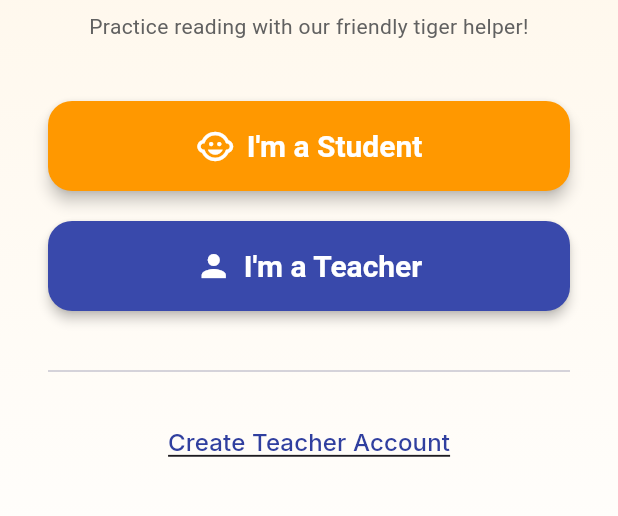
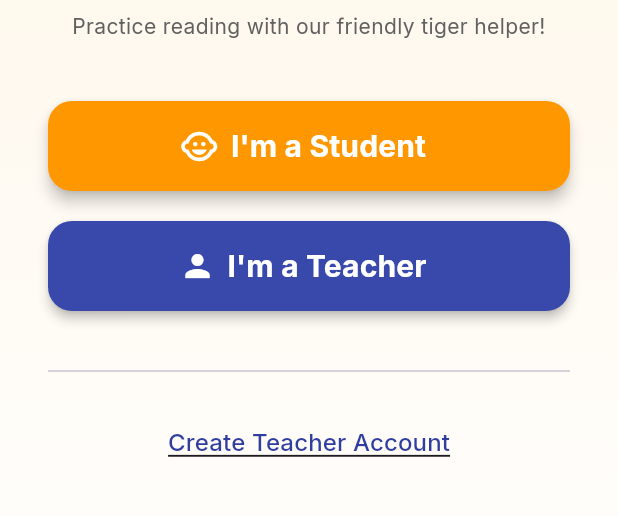
Before and after one commit to Jaredburne47/4150ReadRight, a Flutter app: the screen it shows after launch, on a phone screen of 412 x 824 dp, the part 535-1051 px from its top. Run offline on Flutter 3.47's test engine with Material 3 defaults, Android fonts, the phone set to English and light mode, and no system bars; our stand-ins replace cloud_firestore, csv, firebase_auth, firebase_core, flutter_dotenv, flutter_svg and 5 more; missing offline and left inert: file_selector, flutter_sound, record; accounts and stored records are empty.

Commit message:
Add files via upload

```diff
--- a/readright_app/lib/main.dart
+++ b/readright_app/lib/main.dart
@@ -9,26 +9,25 @@
 import 'models/enums.dart';
 import 'services/auth_service.dart';
 import 'services/accessibility_service.dart';
+import 'services/student_session_service.dart';
 
 // Screens
 import 'screens/login_screen.dart';
 import 'screens/student_home.dart';
+import 'screens/student_selection_screen.dart';
 import 'screens/teacher_dashboard_screen.dart';
 
 void main() async {
   WidgetsFlutterBinding.ensureInitialized();
   await dotenv.load(fileName: ".env");
 
-  // Initialize Firebase first
   await Firebase.initializeApp(
     options: DefaultFirebaseOptions.currentPlatform,
   );
 
-  // Initialize AuthService (restores session & role)
   final auth = AuthService();
   await auth.init();
 
-  // Accessibility service (default)
   final accessibility = AccessibilityService();
 
   runApp(
@@ -50,7 +49,9 @@
     final auth = context.watch<AuthService>();
     final accessibility = context.watch<AccessibilityService>();
 
-    // Show loading spinner during startup
+    // --------------------------------------------------
+    // SHOW SPLASH WHILE AUTH & SESSION LOAD
+    // --------------------------------------------------
     if (auth.isLoading) {
       return MaterialApp(
         debugShowCheckedModeBanner: false,
@@ -65,23 +66,61 @@
       );
     }
 
-    // Choose home screen based on login + role
+    // --------------------------------------------------
+    // DETERMINE WHICH SCREEN TO SHOW
+    // --------------------------------------------------
     Widget home;
+
     if (!auth.isLoggedIn) {
       home = const LoginScreen();
     } else if (auth.role == UserRole.teacher) {
       home = const TeacherDashboardScreen();
     } else {
-      // Set student preset for accessibility
-      if (accessibility.textScale == 1.0) {
-        WidgetsBinding.instance.addPostFrameCallback((_) {
-          accessibility.setStudentPreset();
-        });
-      }
-      home = const StudentHome();
+      // STUDENT ROLE LOGGED IN
+      // Try restoring last selected student
+      return FutureBuilder(
+        future: StudentSessionService.loadStudent(),
+        builder: (context, snapshot) {
+          if (!snapshot.hasData) {
+            return MaterialApp(
+              debugShowCheckedModeBanner: false,
+              home: const Scaffold(
+                body: Center(child: CircularProgressIndicator()),
+              ),
+            );
           }
 
-    // CHILD-FRIENDLY theme for students (bright, playful, tiger mascot prominent)
+          final saved = snapshot.data;
+
+          if (saved == null) {
+            // Student logged in — but hasn't selected their name yet
+            home = const StudentSelectionScreen();
+          } else {
+            // Student has a saved profile
+            home = StudentHome(studentId: saved.id);
+          }
+
+          // Continue building app with theming
+          return _buildThemedApp(context, accessibility, auth, home);
+        },
+      );
+    }
+
+    return _buildThemedApp(context, accessibility, auth, home);
+  }
+
+  // --------------------------------------------------
+  // THEMING WRAPPER
+  // --------------------------------------------------
+  Widget _buildThemedApp(
+      BuildContext context,
+      AccessibilityService accessibility,
+      AuthService auth,
+      Widget home,
+      ) {
+    // -------------------------
+    // STUDENT THEME
+    // -------------------------
     final studentTheme = ThemeData(
       colorScheme: ColorScheme.fromSeed(
         seedColor: Colors.orange,
@@ -90,27 +129,28 @@
         brightness: Brightness.light,
       ),
       useMaterial3: true,
-      textTheme: GoogleFonts.quicksandTextTheme(ThemeData.light().textTheme).copyWith(
-        displayLarge: const TextStyle(fontSize: 32, fontWeight: FontWeight.bold, color: Colors.black87),
-        displayMedium: const TextStyle(fontSize: 28, fontWeight: FontWeight.bold, color: Colors.black87),
-        headlineMedium: const TextStyle(fontSize: 24, fontWeight: FontWeight.bold, color: Colors.black87),
-        bodyLarge: const TextStyle(fontSize: 20, color: Colors.black87),
-        bodyMedium: const TextStyle(fontSize: 18, color: Colors.black87),
-        labelLarge: const TextStyle(fontSize: 20, fontWeight: FontWeight.w600),
+      textTheme:
+      GoogleFonts.quicksandTextTheme(ThemeData.light().textTheme).copyWith(
+        displayLarge: const TextStyle(fontSize: 32, fontWeight: FontWeight.bold),
+        displayMedium:
+        const TextStyle(fontSize: 28, fontWeight: FontWeight.bold),
+        headlineMedium:
+        const TextStyle(fontSize: 24, fontWeight: FontWeight.bold),
+        bodyLarge: const TextStyle(fontSize: 20),
+        bodyMedium: const TextStyle(fontSize: 18),
+        labelLarge:
+        const TextStyle(fontSize: 20, fontWeight: FontWeight.w600),
       ),
       scaffoldBackgroundColor: Colors.orange.shade50,
-      cardTheme: CardThemeData(
-        elevation: 4,
-        shape: RoundedRectangleBorder(borderRadius: BorderRadius.circular(20)),
-        color: Colors.white,
-      ),
       elevatedButtonTheme: ElevatedButtonThemeData(
         style: ElevatedButton.styleFrom(
           backgroundColor: Colors.orange.shade600,
           foregroundColor: Colors.white,
           padding: const EdgeInsets.symmetric(horizontal: 32, vertical: 18),
-          textStyle: const TextStyle(fontSize: 20, fontWeight: FontWeight.bold),
-          shape: RoundedRectangleBorder(borderRadius: BorderRadius.circular(16)),
+          textStyle:
+          const TextStyle(fontSize: 20, fontWeight: FontWeight.bold),
+          shape:
+          RoundedRectangleBorder(borderRadius: BorderRadius.circular(16)),
           elevation: 6,
         ),
       ),
@@ -122,92 +162,53 @@
         titleTextStyle: GoogleFonts.quicksand(
           fontSize: 24,
           fontWeight: FontWeight.bold,
-          color: Colors.white,
         ),
-      ),
-      floatingActionButtonTheme: FloatingActionButtonThemeData(
-        backgroundColor: Colors.orange.shade600,
-        foregroundColor: Colors.white,
-        elevation: 8,
       ),
     );
 
-    // PROFESSIONAL theme for teachers (clean, modern, sophisticated)
+    // -------------------------
+    // TEACHER THEME
+    // -------------------------
     final teacherTheme = ThemeData(
       colorScheme: ColorScheme.fromSeed(
         seedColor: Colors.indigo,
         primary: Colors.indigo.shade700,
         secondary: Colors.blue.shade600,
-        brightness: Brightness.light,
       ),
       useMaterial3: true,
-      textTheme: GoogleFonts.interTextTheme(ThemeData.light().textTheme).copyWith(
-        displayLarge: const TextStyle(fontSize: 28, fontWeight: FontWeight.bold, color: Colors.black87),
-        headlineMedium: const TextStyle(fontSize: 22, fontWeight: FontWeight.w600, color: Colors.black87),
-        bodyLarge: const TextStyle(fontSize: 16, color: Colors.black87),
-        bodyMedium: const TextStyle(fontSize: 14, color: Colors.black87),
-      ),
-      scaffoldBackgroundColor: Colors.grey.shade50,
-      cardTheme: CardThemeData(
-        elevation: 2,
-        shape: RoundedRectangleBorder(borderRadius: BorderRadius.circular(12)),
-        color: Colors.white,
-      ),
-      elevatedButtonTheme: ElevatedButtonThemeData(
-        style: ElevatedButton.styleFrom(
-          backgroundColor: Colors.indigo.shade700,
-          foregroundColor: Colors.white,
-          padding: const EdgeInsets.symmetric(horizontal: 24, vertical: 14),
-          textStyle: const TextStyle(fontSize: 16, fontWeight: FontWeight.w600),
-          shape: RoundedRectangleBorder(borderRadius: BorderRadius.circular(10)),
-          elevation: 2,
-        ),
-      ),
-      appBarTheme: AppBarTheme(
-        backgroundColor: Colors.indigo.shade700,
-        foregroundColor: Colors.white,
-        elevation: 2,
-        centerTitle: true,
-        titleTextStyle: GoogleFonts.inter(
-          fontSize: 20,
-          fontWeight: FontWeight.w600,
-          color: Colors.white,
-        ),
+      textTheme:
+      GoogleFonts.interTextTheme(ThemeData.light().textTheme).copyWith(
+        displayLarge:
+        const TextStyle(fontSize: 28, fontWeight: FontWeight.bold),
+        headlineMedium:
+        const TextStyle(fontSize: 22, fontWeight: FontWeight.w600),
       ),
     );
 
-    // Select base theme based on role
     final baseTheme = auth.isLoggedIn && auth.role == UserRole.student
         ? studentTheme
         : teacherTheme;
 
-    // Apply high-contrast variant if requested
     final appliedTheme = accessibility.highContrast
         ? baseTheme.copyWith(
-            colorScheme: baseTheme.colorScheme.copyWith(
-              surface: Colors.grey.shade900,
-              onSurface: Colors.white,
-            ),
       scaffoldBackgroundColor: Colors.black,
-            cardTheme: baseTheme.cardTheme.copyWith(
-              color: Colors.grey.shade900,
-            ),
     )
         : baseTheme;
 
     return MaterialApp(
-      title: 'ReadRight',
+      title: "ReadRight",
       debugShowCheckedModeBanner: false,
       theme: appliedTheme,
-      home: Builder(builder: (context) {
-        // Apply text scale factor from accessibility service
+      home: Builder(
+        builder: (context) {
           return MediaQuery(
             data: MediaQuery.of(context).copyWith(
               textScaler: TextScaler.linear(accessibility.textScale),
             ),
             child: home,
           );
-      }),
+        },
+      ),
     );
   }
 }
```
Lines whose indentation alone changed are shown as unchanged.
